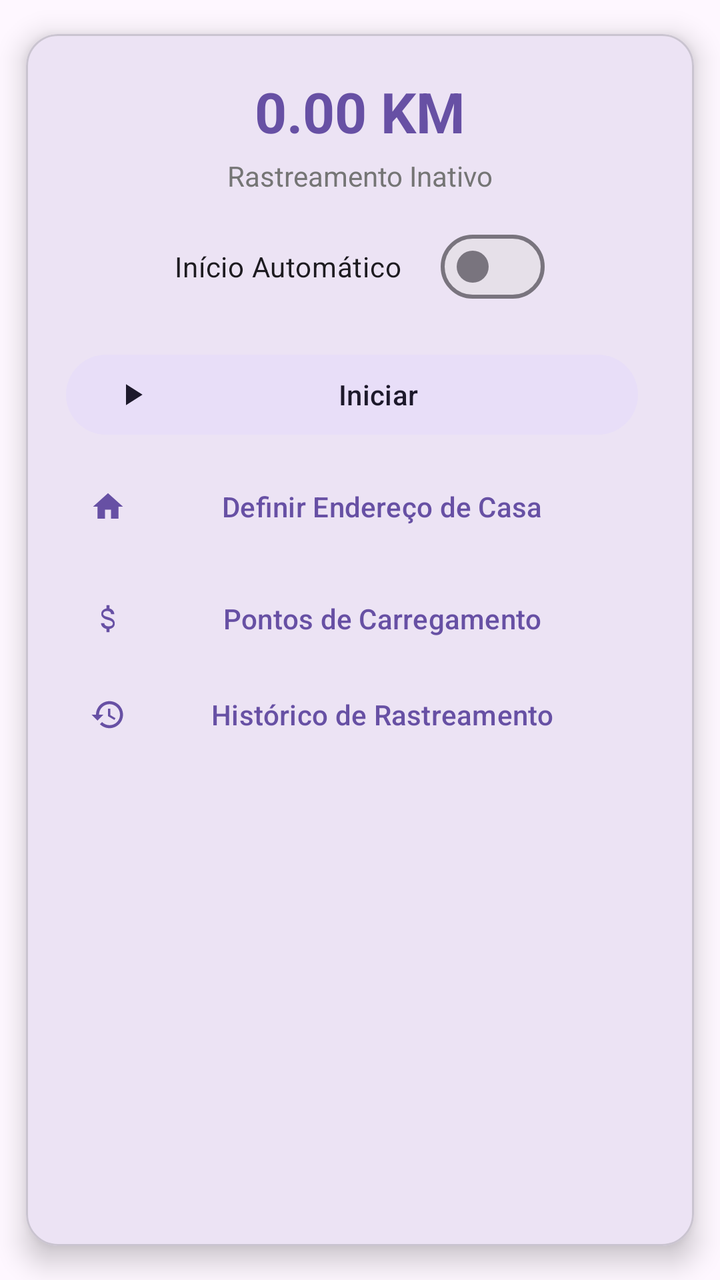
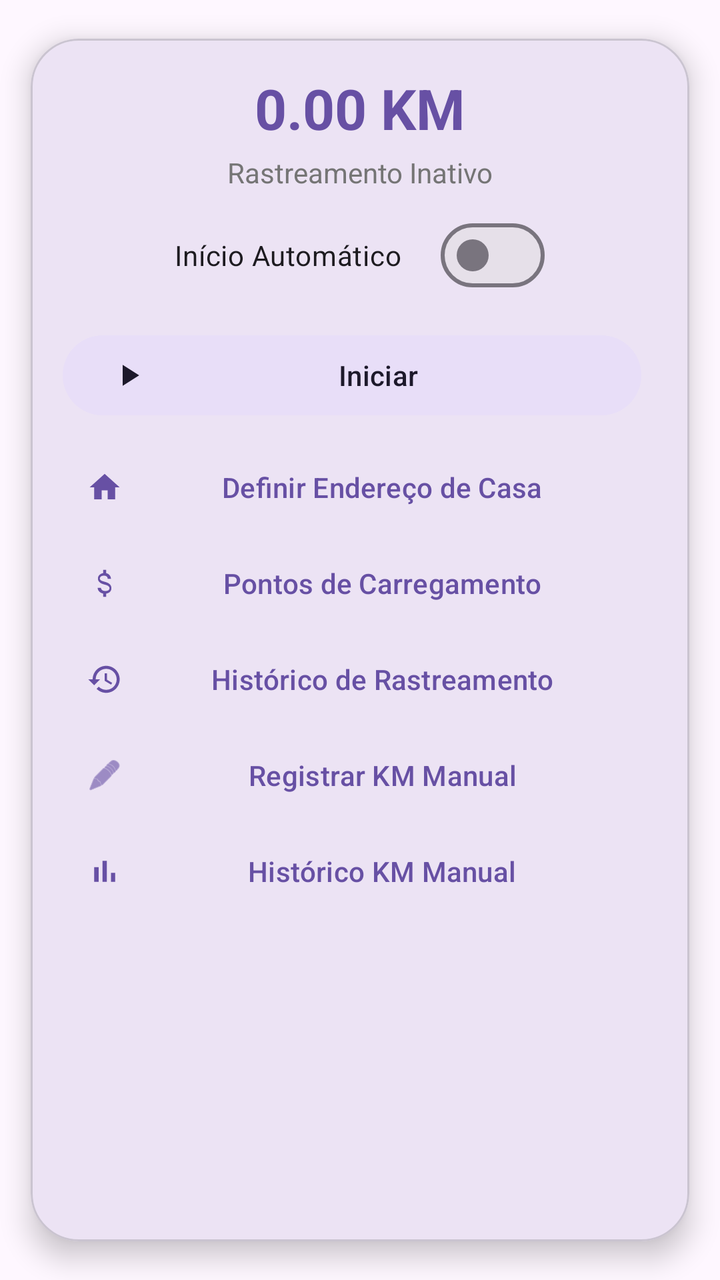

Screens rendered from an Android XML layout before and after an edit, with the pre-edit source and the edit as a unified diff.
<!-- AndroidManifest.xml: application theme Theme.Entregas -->
<!-- res/layout/dialog_km_tracking_mini.xml -->
<?xml version="1.0" encoding="utf-8"?>
<com.google.android.material.card.MaterialCardView xmlns:android="http://schemas.android.com/apk/res/android"
    xmlns:app="http://schemas.android.com/apk/res-auto"
    android:layout_width="280dp"
    android:layout_height="wrap_content"
    app:cardCornerRadius="16dp"
    app:cardElevation="8dp"
    app:cardUseCompatPadding="true">

    <LinearLayout
        android:layout_width="match_parent"
        android:layout_height="wrap_content"
        android:orientation="vertical"
        android:padding="20dp"
        android:gravity="center">

        <TextView
            android:id="@+id/textKmValue"
            android:layout_width="wrap_content"
            android:layout_height="wrap_content"
            android:text="0.00 KM"
            android:textSize="28sp"
            android:textStyle="bold"
            android:textColor="?attr/colorPrimary" />

        <TextView
            android:id="@+id/textTrackingStatus"
            android:layout_width="wrap_content"
            android:layout_height="wrap_content"
            android:text="Rastreamento Inativo"
            android:textSize="14sp"
            android:layout_marginTop="4dp"
            android:textColor="#757575" />

        <com.google.android.material.materialswitch.MaterialSwitch
            android:id="@+id/switchAutoTracking"
            android:layout_width="wrap_content"
            android:layout_height="wrap_content"
            android:layout_marginTop="12dp"
            android:text="Início Automático "
            android:textSize="14sp" />

        <LinearLayout
            android:layout_width="match_parent"
            android:layout_height="wrap_content"
            android:orientation="horizontal"
            android:layout_marginTop="16dp"
            android:gravity="center">

            <com.google.android.material.button.MaterialButton
                android:id="@+id/btnPlayPauseTracking"
                android:layout_width="0dp"
                android:layout_height="wrap_content"
                android:layout_weight="1"
                android:text="Iniciar"
                app:icon="@drawable/ic_play"
                style="@style/Widget.Material3.Button.TonalButton"
                android:layout_marginEnd="8dp" />

            <com.google.android.material.button.MaterialButton
                android:id="@+id/btnStopTracking"
                android:layout_width="0dp"
                android:layout_height="wrap_content"
                android:layout_weight="1"
                android:text="Parar"
                app:icon="@drawable/ic_stop"
                style="@style/Widget.Material3.Button.TonalButton"
                app:iconTint="@android:color/holo_red_dark"
                android:textColor="@android:color/holo_red_dark"
                android:visibility="gone" />

        </LinearLayout>

        <com.google.android.material.button.MaterialButton
            android:id="@+id/btnManageHome"
            android:layout_width="match_parent"
            android:layout_height="wrap_content"
            android:layout_marginTop="8dp"
            android:text="Definir Endereço de Casa"
            app:icon="@drawable/ic_home"
            style="@style/Widget.Material3.Button.TextButton" />

        <com.google.android.material.button.MaterialButton
            android:id="@+id/btnManageLoadingPoints"
            android:layout_width="match_parent"
            android:layout_height="wrap_content"
            android:layout_marginTop="8dp"
            android:text="Pontos de Carregamento"
            app:icon="@drawable/ic_money"
            style="@style/Widget.Material3.Button.TextButton" />

        <com.google.android.material.button.MaterialButton
            android:id="@+id/btnTrackingHistory"
            android:layout_width="match_parent"
            android:layout_height="wrap_content"
            android:layout_marginTop="0dp"
            android:text="Histórico de Rastreamento"
            app:icon="@drawable/ic_route_history"
            style="@style/Widget.Material3.Button.TextButton" />

    </LinearLayout>
</com.google.android.material.card.MaterialCardView>
<!-- resources referenced by this layout -->
<resources>
  <!-- drawable ic_home (drawable) -->
  <vector xmlns:android="http://schemas.android.com/apk/res/android"
      android:width="24dp"
      android:height="24dp"
      android:viewportWidth="24"
      android:viewportHeight="24"
      android:tint="#000000">
    <path
        android:fillColor="@android:color/white"
        android:pathData="M10,20v-6h4v6h5v-8h3L12,3 2,12h3v8z"/>
  </vector>
  <!-- drawable ic_money (drawable) -->
  <vector xmlns:android="http://schemas.android.com/apk/res/android"
      android:width="24dp"
      android:height="24dp"
      android:viewportWidth="24"
      android:viewportHeight="24">
    <path
        android:fillColor="#FF000000"
        android:pathData="M11.8,10.9c-2.27,-0.59 -3,-1.2 -3,-2.15c0,-1.09 1.01,-1.85 2.7,-1.85c1.78,0 2.44,0.85 2.5,2.1h2.21c-0.07,-1.72 -1.12,-3.3 -3.21,-3.81L13,3h-2v2.16c-1.94,0.42 -3.5,1.68 -3.5,3.61c0,2.31 1.91,3.46 4.7,4.13c2.5,0.6 3,1.48 3,2.41c0,0.69 -0.49,1.79 -2.7,1.79c-2.06,0 -2.87,-0.92 -2.98,-2.1h-2.2c0.12,2.19 1.76,3.42 3.68,3.83L11,21h2v-2.15c1.95,-0.37 3.5,-1.5 3.5,-3.55c0,-2.84 -2.43,-3.81 -4.7,-4.4z"/>
  </vector>
  <!-- drawable ic_play (drawable) -->
  <vector xmlns:android="http://schemas.android.com/apk/res/android"
      android:width="24dp"
      android:height="24dp"
      android:viewportWidth="24"
      android:viewportHeight="24">
      <path
          android:fillColor="#000000"
          android:pathData="M8,5v14l11-7L8,5z"/>
  </vector>
  <!-- drawable ic_route_history (drawable) -->
  <vector xmlns:android="http://schemas.android.com/apk/res/android"
      android:width="24dp"
      android:height="24dp"
      android:viewportWidth="24"
      android:viewportHeight="24">
      <path
          android:fillColor="#000000"
          android:pathData="M13,3c-4.97,0 -9,4.03 -9,9H1l3.89,3.89 0.07,0.14L9,12H6c0,-3.87 3.13,-7 7,-7s7,3.13 7,7 -3.13,7 -7,7c-1.93,0 -3.68,-0.79 -4.94,-2.06l-1.42,1.42C8.27,19.99 10.51,21 13,21c4.97,0 9,-4.03 9,-9s-4.03,-9 -9,-9zM12,8v5l4.28,2.54 0.72,-1.21 -3.5,-2.08V8H12z"/>
  </vector>
  <!-- drawable ic_stop (drawable) -->
  <vector xmlns:android="http://schemas.android.com/apk/res/android"
      android:width="24dp"
      android:height="24dp"
      android:viewportWidth="24"
      android:viewportHeight="24">
      <path
          android:fillColor="#000000"
          android:pathData="M6,6h12v12H6z"/>
  </vector>
  <style name="Theme.Entregas" parent="Base.Theme.Entregas" />
  <style name="Base.Theme.Entregas" parent="Theme.Material3.DayNight.NoActionBar">
          
          
          <item name="popupMenuStyle">@style/Widget.App.PopupMenu</item>
      </style>
  <style name="Widget.App.PopupMenu" parent="Widget.Material3.PopupMenu">
          <item name="android:popupBackground">@drawable/bg_popup_rounded</item>
      </style>
  <!-- drawable bg_popup_rounded (drawable) -->
  <?xml version="1.0" encoding="utf-8"?>
  <shape xmlns:android="http://schemas.android.com/apk/res/android">
      <solid android:color="?attr/colorSurface" />
      <corners android:radius="16dp" />
  </shape>
</resources>

<!-- the commit's change to res/layout/dialog_km_tracking_mini.xml (unified diff, before → after) -->
@@ -1,9 +1,9 @@
 <?xml version="1.0" encoding="utf-8"?>
 <com.google.android.material.card.MaterialCardView xmlns:android="http://schemas.android.com/apk/res/android"
     xmlns:app="http://schemas.android.com/apk/res-auto"
-    android:layout_width="280dp"
+    android:layout_width="320dp"
     android:layout_height="wrap_content"
-    app:cardCornerRadius="16dp"
+    app:cardCornerRadius="24dp"
     app:cardElevation="8dp"
     app:cardUseCompatPadding="true">
 
@@ -11,92 +11,200 @@
         android:layout_width="match_parent"
         android:layout_height="wrap_content"
         android:orientation="vertical"
-        android:padding="20dp"
-        android:gravity="center">
-
-        <TextView
-            android:id="@+id/textKmValue"
-            android:layout_width="wrap_content"
-            android:layout_height="wrap_content"
-            android:text="0.00 KM"
-            android:textSize="28sp"
-            android:textStyle="bold"
-            android:textColor="?attr/colorPrimary" />
-
-        <TextView
-            android:id="@+id/textTrackingStatus"
-            android:layout_width="wrap_content"
-            android:layout_height="wrap_content"
-            android:text="Rastreamento Inativo"
-            android:textSize="14sp"
-            android:layout_marginTop="4dp"
-            android:textColor="#757575" />
-
-        <com.google.android.material.materialswitch.MaterialSwitch
-            android:id="@+id/switchAutoTracking"
-            android:layout_width="wrap_content"
-            android:layout_height="wrap_content"
-            android:layout_marginTop="12dp"
-            android:text="Início Automático "
-            android:textSize="14sp" />
-
+        android:padding="16dp">
+
+        
         <LinearLayout
+            android:id="@+id/layoutTrackingMain"
             android:layout_width="match_parent"
             android:layout_height="wrap_content"
-            android:orientation="horizontal"
-            android:layout_marginTop="16dp"
+            android:orientation="vertical"
             android:gravity="center">
 
-            <com.google.android.material.button.MaterialButton
-                android:id="@+id/btnPlayPauseTracking"
-                android:layout_width="0dp"
-                android:layout_height="wrap_content"
-                android:layout_weight="1"
-                android:text="Iniciar"
-                app:icon="@drawable/ic_play"
-                style="@style/Widget.Material3.Button.TonalButton"
-                android:layout_marginEnd="8dp" />
-
-            <com.google.android.material.button.MaterialButton
-                android:id="@+id/btnStopTracking"
-                android:layout_width="0dp"
-                android:layout_height="wrap_content"
-                android:layout_weight="1"
-                android:text="Parar"
-                app:icon="@drawable/ic_stop"
-                style="@style/Widget.Material3.Button.TonalButton"
-                app:iconTint="@android:color/holo_red_dark"
-                android:textColor="@android:color/holo_red_dark"
-                android:visibility="gone" />
-
+            <TextView
+                android:id="@+id/textKmValue"
+                android:layout_width="wrap_content"
+                android:layout_height="wrap_content"
+                android:text="0.00 KM"
+                android:textSize="28sp"
+                android:textStyle="bold"
+                android:textColor="?attr/colorPrimary" />
+
+            <TextView
+                android:id="@+id/textTrackingStatus"
+                android:layout_width="wrap_content"
+                android:layout_height="wrap_content"
+                android:text="Rastreamento Inativo"
+                android:textSize="14sp"
+                android:layout_marginTop="4dp"
+                android:textColor="#757575" />
+
+            <com.google.android.material.materialswitch.MaterialSwitch
+                android:id="@+id/switchAutoTracking"
+                android:layout_width="wrap_content"
+                android:layout_height="wrap_content"
+                android:layout_marginTop="8dp"
+                android:text="Início Automático "
+                android:textSize="14sp" />
+
+            <LinearLayout
+                android:layout_width="match_parent"
+                android:layout_height="wrap_content"
+                android:orientation="horizontal"
+                android:layout_marginTop="12dp"
+                android:gravity="center">
+
+                <com.google.android.material.button.MaterialButton
+                    android:id="@+id/btnPlayPauseTracking"
+                    android:layout_width="0dp"
+                    android:layout_height="wrap_content"
+                    android:layout_weight="1"
+                    android:text="Iniciar"
+                    app:icon="@drawable/ic_play"
+                    style="@style/Widget.Material3.Button.TonalButton"
+                    android:layout_marginEnd="8dp" />
+
+                <com.google.android.material.button.MaterialButton
+                    android:id="@+id/btnStopTracking"
+                    android:layout_width="0dp"
+                    android:layout_height="wrap_content"
+                    android:layout_weight="1"
+                    android:text="Parar"
+                    app:icon="@drawable/ic_stop"
+                    style="@style/Widget.Material3.Button.TonalButton"
+                    app:iconTint="@android:color/holo_red_dark"
+                    android:textColor="@android:color/holo_red_dark"
+                    android:visibility="gone" />
+
+            </LinearLayout>
+
+            <com.google.android.material.button.MaterialButton
+                android:id="@+id/btnManageHome"
+                android:layout_width="match_parent"
+                android:layout_height="wrap_content"
+                android:layout_marginTop="8dp"
+                android:text="Definir Endereço de Casa"
+                app:icon="@drawable/ic_home"
+                style="@style/Widget.Material3.Button.TextButton" />
+
+            <com.google.android.material.button.MaterialButton
+                android:id="@+id/btnManageLoadingPoints"
+                android:layout_width="match_parent"
+                android:layout_height="wrap_content"
+                android:text="Pontos de Carregamento"
+                app:icon="@drawable/ic_money"
+                style="@style/Widget.Material3.Button.TextButton" />
+
+            <com.google.android.material.button.MaterialButton
+                android:id="@+id/btnTrackingHistory"
+                android:layout_width="match_parent"
+                android:layout_height="wrap_content"
+                android:text="Histórico de Rastreamento"
+                app:icon="@drawable/ic_route_history"
+                style="@style/Widget.Material3.Button.TextButton" />
+
+            <com.google.android.material.button.MaterialButton
+                android:id="@+id/btnManualKmRegister"
+                android:layout_width="match_parent"
+                android:layout_height="wrap_content"
+                android:text="Registrar KM Manual"
+                app:icon="@android:drawable/ic_menu_edit"
+                style="@style/Widget.Material3.Button.TextButton" />
+
+            <com.google.android.material.button.MaterialButton
+                android:id="@+id/btnManualKmHistory"
+                android:layout_width="match_parent"
+                android:layout_height="wrap_content"
+                android:text="Histórico KM Manual"
+                app:icon="@drawable/ic_reports"
+                style="@style/Widget.Material3.Button.TextButton" />
         </LinearLayout>
 
-        <com.google.android.material.button.MaterialButton
-            android:id="@+id/btnManageHome"
+        
+        <LinearLayout
+            android:id="@+id/layoutManualRegister"
             android:layout_width="match_parent"
             android:layout_height="wrap_content"
-            android:layout_marginTop="8dp"
-            android:text="Definir Endereço de Casa"
-            app:icon="@drawable/ic_home"
-            style="@style/Widget.Material3.Button.TextButton" />
-
-        <com.google.android.material.button.MaterialButton
-            android:id="@+id/btnManageLoadingPoints"
-            android:layout_width="match_parent"
-            android:layout_height="wrap_content"
-            android:layout_marginTop="8dp"
-            android:text="Pontos de Carregamento"
-            app:icon="@drawable/ic_money"
-            style="@style/Widget.Material3.Button.TextButton" />
-
-        <com.google.android.material.button.MaterialButton
-            android:id="@+id/btnTrackingHistory"
-            android:layout_width="match_parent"
-            android:layout_height="wrap_content"
-            android:layout_marginTop="0dp"
-            android:text="Histórico de Rastreamento"
-            app:icon="@drawable/ic_route_history"
-            style="@style/Widget.Material3.Button.TextButton" />
+            android:orientation="vertical"
+            android:visibility="gone">
+
+            <LinearLayout
+                android:layout_width="match_parent"
+                android:layout_height="wrap_content"
+                android:orientation="horizontal"
+                android:gravity="center_vertical"
+                android:layout_marginBottom="12dp">
+
+                <ImageButton
+                    android:id="@+id/btnBackToTracking"
+                    android:layout_width="40dp"
+                    android:layout_height="40dp"
+                    android:background="?attr/selectableItemBackgroundBorderless"
+                    android:src="@drawable/ic_back_white"
+                    app:tint="?attr/colorPrimary" />
+
+                <TextView
+                    android:layout_width="wrap_content"
+                    android:layout_height="wrap_content"
+                    android:text="Registro Manual"
+                    android:textSize="18sp"
+                    android:textStyle="bold"
+                    android:layout_marginStart="8dp"
+                    android:textColor="?attr/colorPrimary"/>
+            </LinearLayout>
+
+            <com.google.android.material.textfield.TextInputLayout
+                android:layout_width="match_parent"
+                android:layout_height="wrap_content"
+                android:hint="Data"
+                android:layout_marginBottom="8dp"
+                style="@style/Widget.Material3.TextInputLayout.OutlinedBox">
+                <com.google.android.material.textfield.TextInputEditText
+                    android:id="@+id/editManualKmDate"
+                    android:layout_width="match_parent"
+                    android:layout_height="wrap_content"
+                    android:inputType="none"
+                    android:focusable="false"
+                    android:clickable="true" />
+            </com.google.android.material.textfield.TextInputLayout>
+
+            <com.google.android.material.textfield.TextInputLayout
+                android:layout_width="match_parent"
+                android:layout_height="wrap_content"
+                android:hint="KM Inicial"
+                android:layout_marginBottom="8dp"
+                style="@style/Widget.Material3.TextInputLayout.OutlinedBox">
+                <com.google.android.material.textfield.TextInputEditText
+                    android:id="@+id/editManualStartKm"
+                    android:layout_width="match_parent"
+                    android:layout_height="wrap_content"
+                    android:inputType="numberDecimal"
+                    android:digits="0123456789,." />
+            </com.google.android.material.textfield.TextInputLayout>
+
+            <com.google.android.material.textfield.TextInputLayout
+                android:id="@+id/layoutManualEndKm"
+                android:layout_width="match_parent"
+                android:layout_height="wrap_content"
+                android:hint="KM Final (Opcional)"
+                android:layout_marginBottom="12dp"
+                style="@style/Widget.Material3.TextInputLayout.OutlinedBox">
+                <com.google.android.material.textfield.TextInputEditText
+                    android:id="@+id/editManualEndKm"
+                    android:layout_width="match_parent"
+                    android:layout_height="wrap_content"
+                    android:inputType="numberDecimal"
+                    android:digits="0123456789,." />
+            </com.google.android.material.textfield.TextInputLayout>
+
+            <com.google.android.material.button.MaterialButton
+                android:id="@+id/btnSaveManualKm"
+                android:layout_width="match_parent"
+                android:layout_height="wrap_content"
+                android:text="Salvar Registro"
+                style="@style/Widget.Material3.Button.TonalButton" />
+
+        </LinearLayout>
 
     </LinearLayout>
 </com.google.android.material.card.MaterialCardView>
<!-- resource entries referenced after the edit -->
@@ -1,5 +1,16 @@
 <!-- resources referenced by this layout -->
 <resources>
+  <!-- drawable ic_back_white (drawable) -->
+  <vector xmlns:android="http://schemas.android.com/apk/res/android"
+      android:width="24dp"
+      android:height="24dp"
+      android:viewportWidth="24"
+      android:viewportHeight="24"
+      android:tint="#FFFFFF">
+    <path
+        android:fillColor="@android:color/white"
+        android:pathData="M20,11H7.83l5.59,-5.59L12,4l-8,8 8,8 1.41,-1.41L7.83,13H20v-2z"/>
+  </vector>
   <!-- drawable ic_home (drawable) -->
   <vector xmlns:android="http://schemas.android.com/apk/res/android"
       android:width="24dp"
@@ -30,6 +41,16 @@
       <path
           android:fillColor="#000000"
           android:pathData="M8,5v14l11-7L8,5z"/>
+  </vector>
+  <!-- drawable ic_reports (drawable) -->
+  <vector xmlns:android="http://schemas.android.com/apk/res/android"
+      android:width="24dp"
+      android:height="24dp"
+      android:viewportWidth="24"
+      android:viewportHeight="24">
+    <path
+        android:fillColor="#FF000000"
+        android:pathData="M5,9.2h3V19H5V9.2zM10.6,5h2.8v14h-2.8V5zM16.2,13H19v6h-2.8V13z"/>
   </vector>
   <!-- drawable ic_route_history (drawable) -->
   <vector xmlns:android="http://schemas.android.com/apk/res/android"
